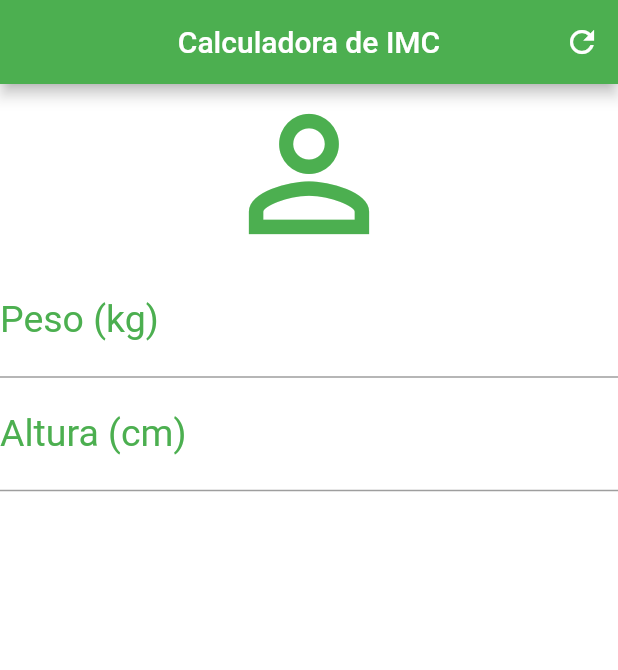
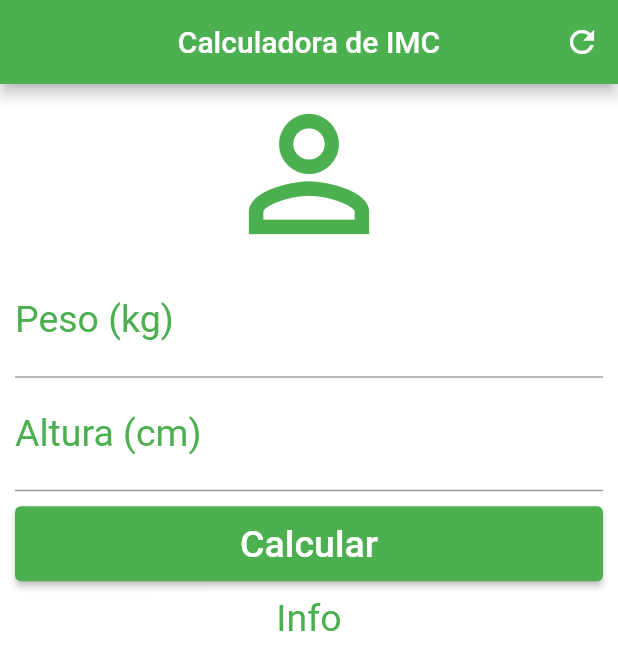
Before and after one commit to binascohub/calculadora-imc, a Flutter app: the screen it shows after launch, on a phone screen of 412 x 824 dp. Shown: the top 670 px of the screen. Run offline on Flutter 3.47's test engine with Material 2 defaults, Android fonts, the phone set to English and light mode, and no system bars.

Commit message:
scrollview e raisedbutton

```diff
--- a/lib/main.dart
+++ b/lib/main.dart
@@ -1,6 +1,6 @@
 import 'package:flutter/material.dart';
 
-void main(){
+void main() {
   runApp(MaterialApp(
     home: Home(),
   ));
@@ -8,6 +8,7 @@ void main(){
 
 class Home extends StatefulWidget {
   const Home({Key? key}) : super(key: key);
+
   @override
   _HomeState createState() => _HomeState();
 }
@@ -20,12 +21,12 @@ class _HomeState extends State<Home> {
           title: Text("Calculadora de IMC"),
           centerTitle: true,
           backgroundColor: Colors.green,
-        actions: [
-          IconButton(onPressed: (){}, icon: Icon(Icons.refresh))
-        ],
+          actions: [IconButton(onPressed: () {}, icon: Icon(Icons.refresh))],
         ),
         backgroundColor: Colors.white,
-      body: Column(
+        body: SingleChildScrollView(
+          padding: EdgeInsets.fromLTRB(10.0, 0.0, 10.0, 0.0),
+          child: Column(
             crossAxisAlignment: CrossAxisAlignment.stretch,
             children: [
               Icon(
@@ -37,28 +38,39 @@ class _HomeState extends State<Home> {
                 keyboardType: TextInputType.number,
                 decoration: InputDecoration(
                     labelText: "Peso (kg)",
-              labelStyle: TextStyle(color: Colors.green)
-            ),
+                    labelStyle: TextStyle(color: Colors.green)),
                 textAlign: TextAlign.center,
-            style: TextStyle(
-              color: Colors.green,
-              fontSize: 25.0
-            ),
+                style: TextStyle(color: Colors.green, fontSize: 25.0),
               ),
               TextField(
                 keyboardType: TextInputType.number,
                 decoration: InputDecoration(
                     labelText: "Altura (cm)",
-                labelStyle: TextStyle(color: Colors.green)
+                    labelStyle: TextStyle(color: Colors.green)),
+                textAlign: TextAlign.center,
+                style: TextStyle(color: Colors.green, fontSize: 25.0),
               ),
+              Padding(
+                padding: EdgeInsets.only(top: 10.0, bottom: 10.0),
+                child: Container(
+                  height: 50.0,
+                  child: ElevatedButton(
+                    onPressed: () {},
+                    child: Text(
+                      "Calcular",
+                      style: TextStyle(fontSize: 25.0),
+                    ),
+                    style: ElevatedButton.styleFrom(primary: Colors.green),
+                  ),
+                ),
+              ),
+              Text(
+                "Info",
                 textAlign: TextAlign.center,
-            style: TextStyle(
-                color: Colors.green,
-                fontSize: 25.0
-            ),
+                style: TextStyle(color: Colors.green, fontSize: 25.0),
               )
             ],
           ),
-    );
+        ));
   }
 }
```
Lines whose indentation alone changed are shown as unchanged.
